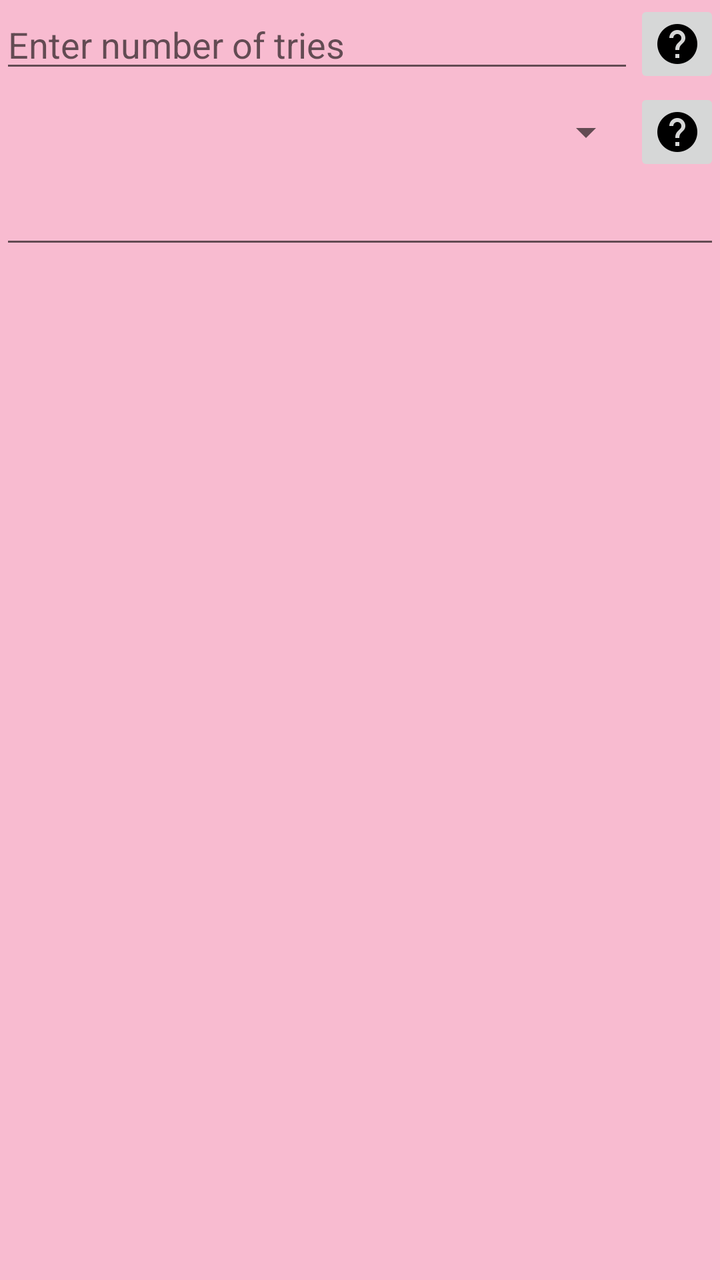
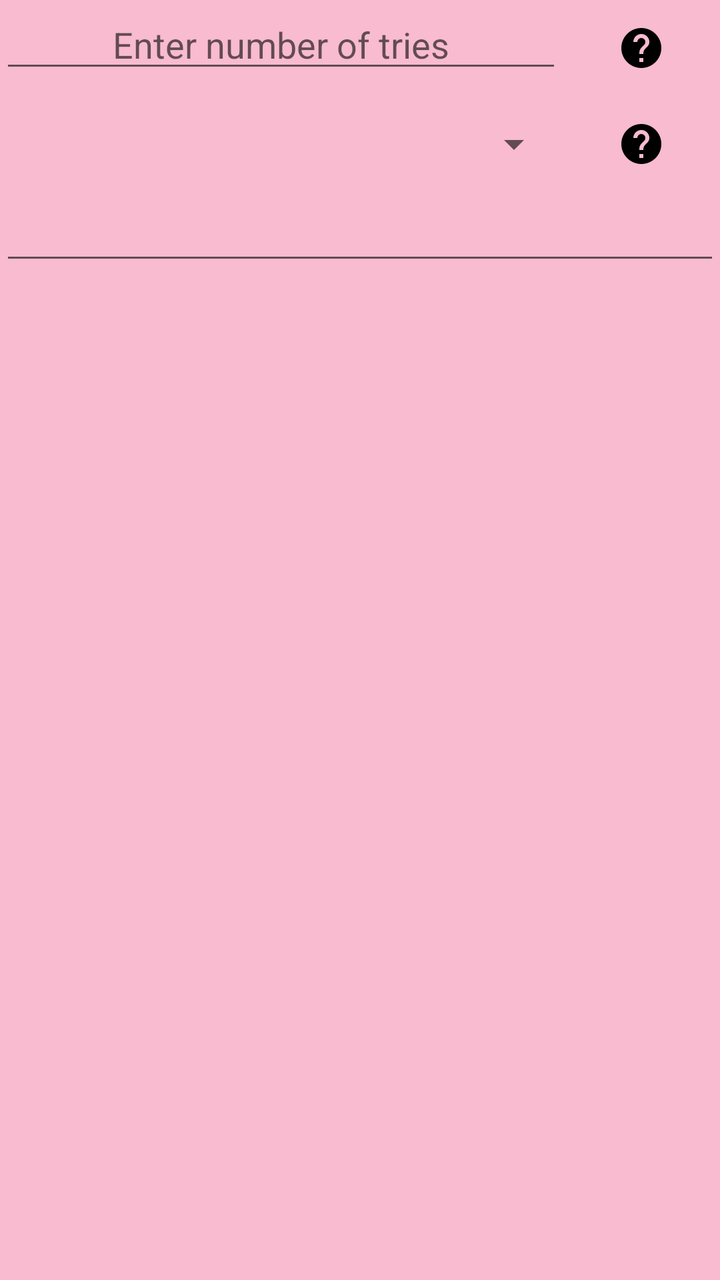

Two renders of the same Android screen: before a commit and after it. Below are the layout's source before the change and the commit's diff.
<!-- AndroidManifest.xml: application theme MyMaterialTheme -->
<!-- res/layout/fully_random_test_dialog_fragment.xml -->
<?xml version="1.0" encoding="utf-8"?>
<ScrollView xmlns:android="http://schemas.android.com/apk/res/android"
    android:layout_width="match_parent"
    android:layout_height="match_parent">

    <LinearLayout
        android:layout_width="match_parent"
        android:layout_height="wrap_content"
        android:orientation="vertical">

        <LinearLayout
            android:layout_width="match_parent"
            android:layout_height="wrap_content"
            android:orientation="horizontal"
            android:weightSum="10">

            <EditText
                android:id="@+id/number_of_tries"
                android:layout_width="match_parent"
                android:layout_height="wrap_content"
                android:layout_weight="9"
                android:hint="@string/enter_tries_number"
                android:imeOptions="flagNoExtractUi"
                android:inputType="number" />

            <ImageButton
                android:id="@+id/number_of_tries_help"
                android:layout_width="wrap_content"
                android:layout_height="wrap_content"
                android:layout_weight="1"

                android:src="@drawable/ic_help_black_24dp" />
        </LinearLayout>


        <LinearLayout
            android:layout_width="match_parent"
            android:layout_height="match_parent"
            android:gravity="center"
            android:orientation="horizontal"
            android:weightSum="10">

            <Spinner
                android:id="@+id/number_or_percentage"
                android:layout_width="match_parent"
                android:layout_height="wrap_content"
                android:layout_weight="9" />

            <ImageButton
                android:id="@+id/percentage_or_number_help"
                android:layout_width="wrap_content"
                android:layout_height="wrap_content"
                android:layout_weight="1"
                android:src="@drawable/ic_help_black_24dp" />

        </LinearLayout>

        <EditText
            android:id="@+id/number"
            android:layout_width="match_parent"
            android:layout_height="wrap_content"
            android:layout_weight="9"
            android:imeOptions="flagNoExtractUi"
            android:inputType="numberDecimal" />

    </LinearLayout>
</ScrollView>
<!-- resources referenced by this layout -->
<resources>
  <!-- drawable ic_help_black_24dp: png bitmap (drawable-hdpi, 458 bytes) -->
  <string name="enter_tries_number">Enter number of tries</string>
  <style name="MyMaterialTheme" parent="MyMaterialTheme.Base">
  
      </style>
  <style name="MyMaterialTheme.Base" parent="Theme.AppCompat.Light.DarkActionBar">
          <item name="windowNoTitle">true</item>
          <item name="windowActionBar">false</item>
          <item name="colorPrimary">@color/colorPrimary</item>
          <item name="colorPrimaryDark">@color/colorPrimaryDark</item>
          <item name="colorAccent">@color/colorAccent</item>
          <item name="android:windowBackground">@color/windowBackground</item>
      </style>
  <color name="colorPrimary">#EC407A</color>
  <color name="colorPrimaryDark">#AD1457</color>
  <color name="colorAccent">#EA80FC</color>
  <color name="windowBackground">#F8BBD0</color>
</resources>

<!-- the commit's change to res/layout/fully_random_test_dialog_fragment.xml (unified diff, before → after) -->
@@ -21,7 +21,8 @@
                 android:layout_weight="9"
                 android:hint="@string/enter_tries_number"
                 android:imeOptions="flagNoExtractUi"
-                android:inputType="number" />
+                android:inputType="number"
+                android:gravity="center"/>
 
             <ImageButton
                 android:id="@+id/number_of_tries_help"
@@ -29,7 +30,8 @@
                 android:layout_height="wrap_content"
                 android:layout_weight="1"
 
-                android:src="@drawable/ic_help_black_24dp" />
+                android:src="@drawable/ic_help_black_24dp"
+                style="@style/Widget.AppCompat.Button.Borderless"/>
         </LinearLayout>
 
 
@@ -51,7 +53,8 @@
                 android:layout_width="wrap_content"
                 android:layout_height="wrap_content"
                 android:layout_weight="1"
-                android:src="@drawable/ic_help_black_24dp" />
+                android:src="@drawable/ic_help_black_24dp"
+                style="@style/Widget.AppCompat.Button.Borderless"/>
 
         </LinearLayout>
 
@@ -61,7 +64,8 @@
             android:layout_height="wrap_content"
             android:layout_weight="9"
             android:imeOptions="flagNoExtractUi"
-            android:inputType="numberDecimal" />
+            android:inputType="numberDecimal"
+            android:gravity="center"/>
 
     </LinearLayout>
 </ScrollView>
